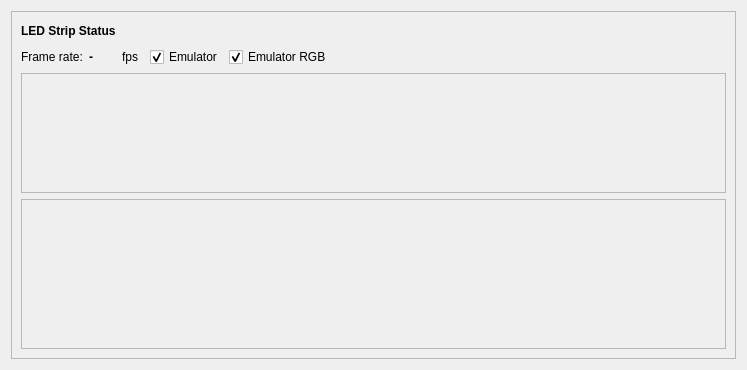
Qt form src/gui/ledstripstatuswidget.ui (bartromgens/ledstripstudio) before a commit.
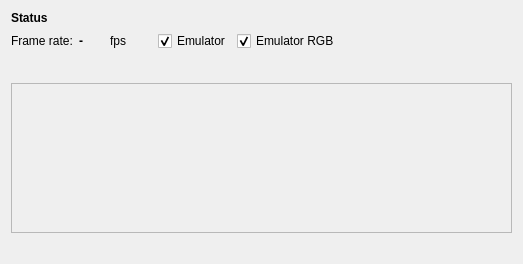
The same form after that commit. Custom widgets are drawn as their Qt base class.

Commit message: Removed frame around emulator widget.

What changed in the file:
```diff
--- a/src/gui/ledstripstatuswidget.ui
+++ b/src/gui/ledstripstatuswidget.ui
@@ -6,8 +6,8 @@
    <rect>
     <x>0</x>
     <y>0</y>
-    <width>747</width>
-    <height>368</height>
+    <width>523</width>
+    <height>264</height>
    </rect>
   </property>
   <property name="maximumSize">
@@ -21,194 +21,40 @@
   </property>
   <layout class="QGridLayout" name="gridLayout">
    <item row="0" column="0">
-    <widget class="QFrame" name="statusFrame">
-     <property name="minimumSize">
-      <size>
-       <width>0</width>
-       <height>0</height>
-      </size>
+    <widget class="QLabel" name="label_8">
+     <property name="text">
+      <string>&lt;html&gt;&lt;head/&gt;&lt;body&gt;&lt;p&gt;&lt;span style=&quot; font-weight:600;&quot;&gt;Status&lt;/span&gt;&lt;/p&gt;&lt;/body&gt;&lt;/html&gt;</string>
      </property>
-     <property name="maximumSize">
-      <size>
-       <width>16777215</width>
-       <height>500</height>
-      </size>
-     </property>
-     <property name="frameShape">
-      <enum>QFrame::StyledPanel</enum>
-     </property>
-     <property name="frameShadow">
-      <enum>QFrame::Raised</enum>
-     </property>
-     <layout class="QGridLayout" name="gridLayout_10">
-      <item row="1" column="3">
-       <spacer name="horizontalSpacer_2">
-        <property name="orientation">
-         <enum>Qt::Horizontal</enum>
-        </property>
-        <property name="sizeType">
-         <enum>QSizePolicy::Preferred</enum>
-        </property>
-        <property name="sizeHint" stdset="0">
-         <size>
-          <width>80</width>
-          <height>20</height>
-         </size>
-        </property>
-       </spacer>
-      </item>
-      <item row="2" column="0" colspan="8">
-       <widget class="QFrame" name="frame">
-        <property name="minimumSize">
-         <size>
-          <width>0</width>
-          <height>120</height>
-         </size>
-        </property>
-        <property name="frameShape">
-         <enum>QFrame::StyledPanel</enum>
-        </property>
-        <property name="frameShadow">
-         <enum>QFrame::Raised</enum>
-        </property>
-        <layout class="QVBoxLayout" name="verticalLayout">
-         <item>
-          <widget class="LedStripEmulator" name="ledStripEmulator" native="true">
-           <property name="minimumSize">
-            <size>
-             <width>0</width>
-             <height>100</height>
-            </size>
-           </property>
-          </widget>
-         </item>
-        </layout>
-       </widget>
-      </item>
-      <item row="0" column="0" colspan="2">
-       <widget class="QLabel" name="label_8">
-        <property name="text">
-         <string>&lt;html&gt;&lt;head/&gt;&lt;body&gt;&lt;p&gt;&lt;span style=&quot; font-weight:600;&quot;&gt;LED Strip Status&lt;/span&gt;&lt;/p&gt;&lt;/body&gt;&lt;/html&gt;</string>
-        </property>
-       </widget>
-      </item>
-      <item row="1" column="2">
-       <widget class="QLabel" name="label_28">
-        <property name="text">
-         <string>&lt;html&gt;&lt;head/&gt;&lt;body&gt;&lt;p&gt;fps&lt;/p&gt;&lt;/body&gt;&lt;/html&gt;</string>
-        </property>
-       </widget>
-      </item>
-      <item row="1" column="4">
-       <widget class="QCheckBox" name="enableEmulator">
-        <property name="text">
-         <string>Emulator</string>
-        </property>
-        <property name="checked">
-         <bool>true</bool>
-        </property>
-       </widget>
-      </item>
-      <item row="0" column="6">
-       <spacer name="horizontalSpacer">
-        <property name="orientation">
-         <enum>Qt::Horizontal</enum>
-        </property>
-        <property name="sizeHint" stdset="0">
-         <size>
-          <width>800</width>
-          <height>20</height>
-         </size>
-        </property>
-       </spacer>
-      </item>
-      <item row="1" column="1">
-       <widget class="QLabel" name="fpsLcd">
-        <property name="minimumSize">
-         <size>
-          <width>10</width>
-          <height>0</height>
-         </size>
-        </property>
-        <property name="font">
-         <font>
-          <pointsize>9</pointsize>
-         </font>
-        </property>
-        <property name="text">
-         <string>&lt;html&gt;&lt;head/&gt;&lt;body&gt;&lt;p&gt;&lt;span style=&quot; font-size:9pt; font-weight:600;&quot;&gt;-&lt;/span&gt;&lt;/p&gt;&lt;/body&gt;&lt;/html&gt;</string>
-        </property>
-       </widget>
-      </item>
-      <item row="1" column="5">
-       <widget class="QCheckBox" name="enableEmulatorRGB">
-        <property name="text">
-         <string>Emulator RGB</string>
-        </property>
-        <property name="checked">
-         <bool>true</bool>
-        </property>
-       </widget>
-      </item>
-      <item row="1" column="0">
-       <widget class="QLabel" name="label_26">
-        <property name="text">
-         <string>&lt;html&gt;&lt;head/&gt;&lt;body&gt;&lt;p&gt;Frame rate:&lt;/p&gt;&lt;/body&gt;&lt;/html&gt;</string>
-        </property>
-       </widget>
-      </item>
-      <item row="3" column="0" colspan="8">
-       <widget class="QFrame" name="frameRGB">
-        <property name="minimumSize">
-         <size>
-          <width>0</width>
-          <height>150</height>
-         </size>
-        </property>
-        <property name="frameShape">
-         <enum>QFrame::StyledPanel</enum>
-        </property>
-        <property name="frameShadow">
-         <enum>QFrame::Raised</enum>
-        </property>
-        <layout class="QVBoxLayout" name="verticalLayout_2">
-         <item>
-          <widget class="LedStripEmulator" name="ledStripEmulatorRed" native="true">
-           <property name="minimumSize">
-            <size>
-             <width>0</width>
-             <height>30</height>
-            </size>
-           </property>
-          </widget>
-         </item>
-         <item>
-          <widget class="LedStripEmulator" name="ledStripEmulatorGreen" native="true">
-           <property name="minimumSize">
-            <size>
-             <width>0</width>
-             <height>30</height>
-            </size>
-           </property>
-          </widget>
-         </item>
-         <item>
-          <widget class="LedStripEmulator" name="ledStripEmulatorBlue" native="true">
-           <property name="minimumSize">
-            <size>
-             <width>0</width>
-             <height>30</height>
-            </size>
-           </property>
-          </widget>
-         </item>
-        </layout>
-       </widget>
-      </item>
-     </layout>
     </widget>
    </item>
    <item row="1" column="0">
+    <widget class="QLabel" name="label_26">
+     <property name="text">
+      <string>&lt;html&gt;&lt;head/&gt;&lt;body&gt;&lt;p&gt;Frame rate:&lt;/p&gt;&lt;/body&gt;&lt;/html&gt;</string>
+     </property>
+    </widget>
+   </item>
+   <item row="1" column="2">
+    <widget class="QLabel" name="label_28">
+     <property name="text">
+      <string>&lt;html&gt;&lt;head/&gt;&lt;body&gt;&lt;p&gt;fps&lt;/p&gt;&lt;/body&gt;&lt;/html&gt;</string>
+     </property>
+    </widget>
+   </item>
+   <item row="1" column="6">
+    <spacer name="horizontalSpacer">
+     <property name="orientation">
+      <enum>Qt::Horizontal</enum>
+     </property>
+     <property name="sizeHint" stdset="0">
+      <size>
+       <width>800</width>
+       <height>20</height>
+      </size>
+     </property>
+    </spacer>
+   </item>
+   <item row="4" column="3">
     <spacer name="verticalSpacer">
      <property name="orientation">
       <enum>Qt::Vertical</enum>
@@ -221,6 +67,102 @@
      </property>
     </spacer>
    </item>
+   <item row="3" column="0" colspan="7">
+    <widget class="QFrame" name="frameRGB">
+     <property name="minimumSize">
+      <size>
+       <width>0</width>
+       <height>150</height>
+      </size>
+     </property>
+     <property name="frameShape">
+      <enum>QFrame::StyledPanel</enum>
+     </property>
+     <property name="frameShadow">
+      <enum>QFrame::Raised</enum>
+     </property>
+     <layout class="QVBoxLayout" name="verticalLayout_2">
+      <item>
+       <widget class="LedStripEmulator" name="ledStripEmulatorRed" native="true">
+        <property name="minimumSize">
+         <size>
+          <width>0</width>
+          <height>30</height>
+         </size>
+        </property>
+       </widget>
+      </item>
+      <item>
+       <widget class="LedStripEmulator" name="ledStripEmulatorGreen" native="true">
+        <property name="minimumSize">
+         <size>
+          <width>0</width>
+          <height>30</height>
+         </size>
+        </property>
+       </widget>
+      </item>
+      <item>
+       <widget class="LedStripEmulator" name="ledStripEmulatorBlue" native="true">
+        <property name="minimumSize">
+         <size>
+          <width>0</width>
+          <height>30</height>
+         </size>
+        </property>
+       </widget>
+      </item>
+     </layout>
+    </widget>
+   </item>
+   <item row="1" column="4">
+    <widget class="QCheckBox" name="enableEmulator">
+     <property name="text">
+      <string>Emulator</string>
+     </property>
+     <property name="checked">
+      <bool>true</bool>
+     </property>
+    </widget>
+   </item>
+   <item row="2" column="0" colspan="7">
+    <widget class="LedStripEmulator" name="ledStripEmulator" native="true">
+     <property name="minimumSize">
+      <size>
+       <width>0</width>
+       <height>20</height>
+      </size>
+     </property>
+    </widget>
+   </item>
+   <item row="1" column="5">
+    <widget class="QCheckBox" name="enableEmulatorRGB">
+     <property name="text">
+      <string>Emulator RGB</string>
+     </property>
+     <property name="checked">
+      <bool>true</bool>
+     </property>
+    </widget>
+   </item>
+   <item row="1" column="1">
+    <widget class="QLabel" name="fpsLcd">
+     <property name="minimumSize">
+      <size>
+       <width>25</width>
+       <height>0</height>
+      </size>
+     </property>
+     <property name="font">
+      <font>
+       <pointsize>9</pointsize>
+      </font>
+     </property>
+     <property name="text">
+      <string>&lt;html&gt;&lt;head/&gt;&lt;body&gt;&lt;p&gt;&lt;span style=&quot; font-size:9pt; font-weight:600;&quot;&gt;-&lt;/span&gt;&lt;/p&gt;&lt;/body&gt;&lt;/html&gt;</string>
+     </property>
+    </widget>
+   </item>
   </layout>
  </widget>
  <customwidgets>
```
The commit also changes 1 other file.
